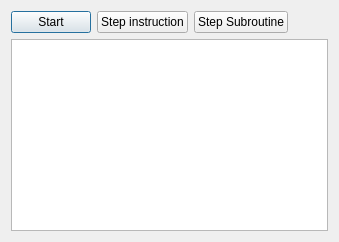
Old version of the form src/views/SourcesView.ui in the repository DerSauron/66502emu.
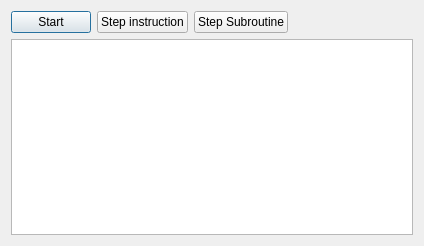
New version of the form. Icons and pictures are not drawn. Custom widgets are drawn as their Qt base class.

```diff
--- a/src/views/SourcesView.ui
+++ b/src/views/SourcesView.ui
@@ -2,6 +2,14 @@
 <ui version="4.0">
  <class>SourcesView</class>
  <widget class="QDialog" name="SourcesView">
+  <property name="geometry">
+   <rect>
+    <x>0</x>
+    <y>0</y>
+    <width>424</width>
+    <height>246</height>
+   </rect>
+  </property>
   <layout class="QVBoxLayout" name="verticalLayout">
    <item>
     <layout class="QHBoxLayout" name="horizontalLayout">
@@ -66,16 +74,16 @@
   </layout>
  </widget>
  <customwidgets>
-  <customwidget>
-   <class>ce::CodeEditor</class>
-   <extends>QPlainTextEdit</extends>
-   <header>codeeditor/CodeEditor.h</header>
-  </customwidget>
   <customwidget>
    <class>StartStopButton</class>
    <extends>QPushButton</extends>
    <header>views/StartStopButton.h</header>
   </customwidget>
+  <customwidget>
+   <class>ce::CodeEditor</class>
+   <extends>QPlainTextEdit</extends>
+   <header>codeeditor/CodeEditor.h</header>
+  </customwidget>
  </customwidgets>
  <resources>
   <include location="../icons.qrc"/>
```
Left out of the diff: 23 changed lines with no effect on the pictures.
